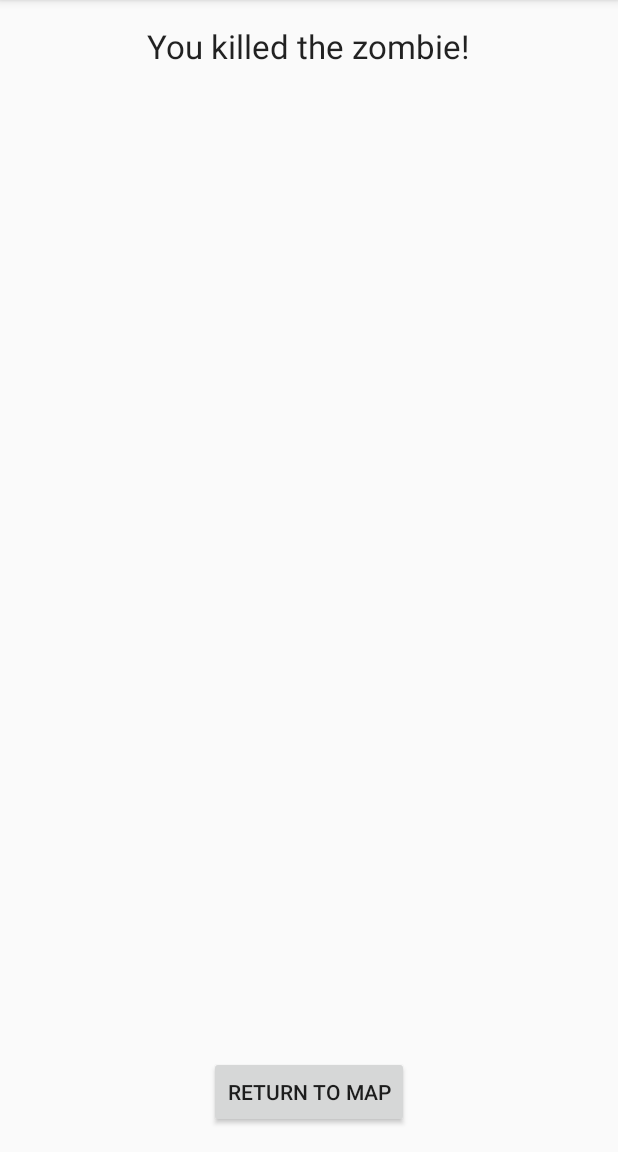
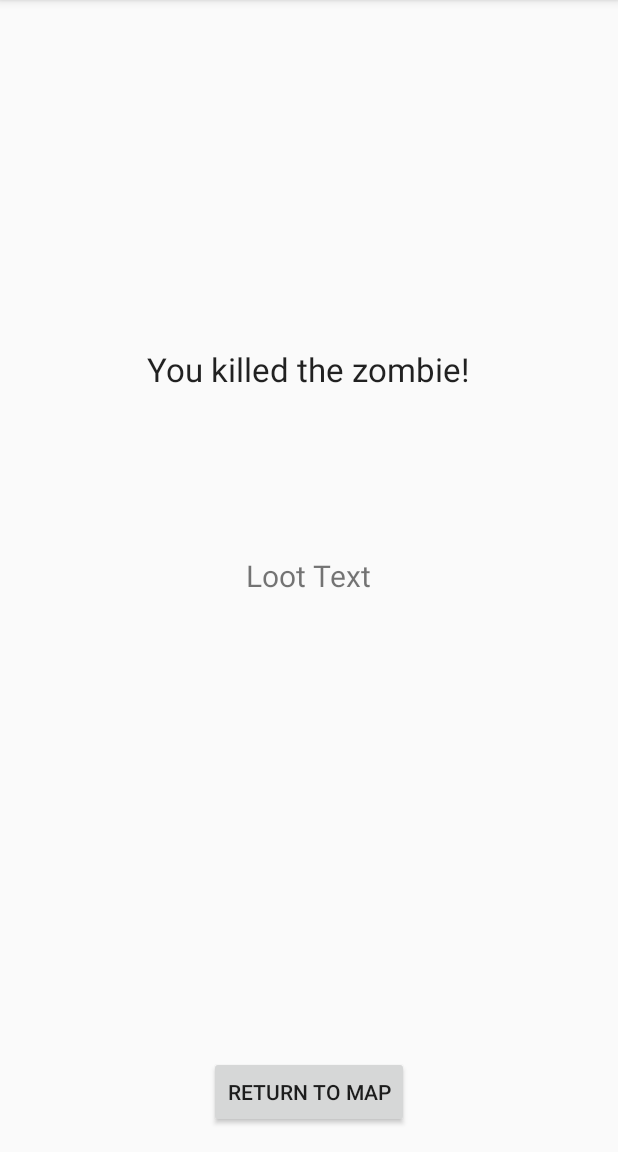
Before and after one commit to Danno-Banano/Processes-Project, an Android app: the VictoryScreen screen opened directly, with no data from a screen before it, on a phone screen of 412 x 824 dp, the part 84-1236 px from its top. Run offline under Robolectric (Android 15) with nearby library versions, the phone set to English and light mode, and no system bars; 1 statement that could not run was skipped.

Commit message:
Added loot display to victory screen

```diff
--- a/LootAndRun/app/src/main/java/processes_project/lootandrun/VictoryScreen.java
+++ b/LootAndRun/app/src/main/java/processes_project/lootandrun/VictoryScreen.java
@@ -1,19 +1,29 @@
 package processes_project.lootandrun;
 
 import android.content.Intent;
+import android.os.Bundle;
 import android.support.v7.app.AppCompatActivity;
-import android.os.Bundle;
 import android.view.View;
+import android.widget.TextView;
+
+import java.util.ArrayList;
 
 public class VictoryScreen extends AppCompatActivity {
 
+    public ArrayList<Item> playerInventory = MainMap.getMainPlayer().getInventory();
+    TextView loot;
     @Override
     protected void onCreate(Bundle savedInstanceState) {
         super.onCreate(savedInstanceState);
         setContentView(R.layout.activity_victory_screen);
+        loot = (TextView) (findViewById(R.id.lootText));
+        displayLootz();
     }
 
+    public void displayLootz() {
+        loot.setText("You collected a " + playerInventory.get(playerInventory.size()-1) + " from the corpse.");
 
+    }
     public void returnToMap(View view)
     {
         finish();
--- a/LootAndRun/app/src/main/res/layout/activity_victory_screen.xml
+++ b/LootAndRun/app/src/main/res/layout/activity_victory_screen.xml
@@ -15,8 +15,9 @@
         android:textAppearance="?android:attr/textAppearanceLarge"
         android:text="You killed the zombie!"
         android:id="@+id/victoryText"
-        android:layout_alignParentTop="true"
-        android:layout_centerHorizontal="true" />
+        android:layout_above="@+id/lootText"
+        android:layout_centerHorizontal="true"
+        android:layout_marginBottom="109dp" />
 
     <Button
         android:layout_width="wrap_content"
@@ -26,4 +27,15 @@
         android:layout_alignParentBottom="true"
         android:layout_centerHorizontal="true"
         android:onClick="returnToMap" />
+
+    <TextView
+        android:layout_width="wrap_content"
+        android:layout_height="wrap_content"
+        android:text="Loot Text"
+        android:id="@+id/lootText"
+        android:enabled="true"
+        android:editable="true"
+        android:layout_centerVertical="true"
+        android:layout_centerHorizontal="true"
+        android:textSize="20dp" />
 </RelativeLayout>
```
